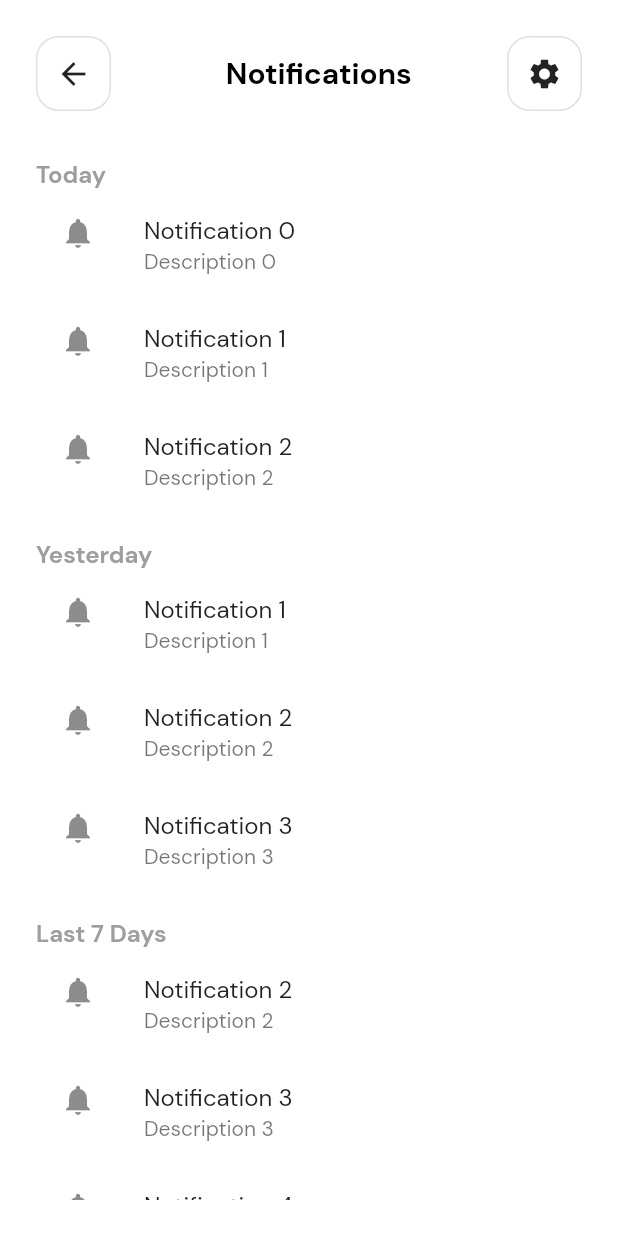
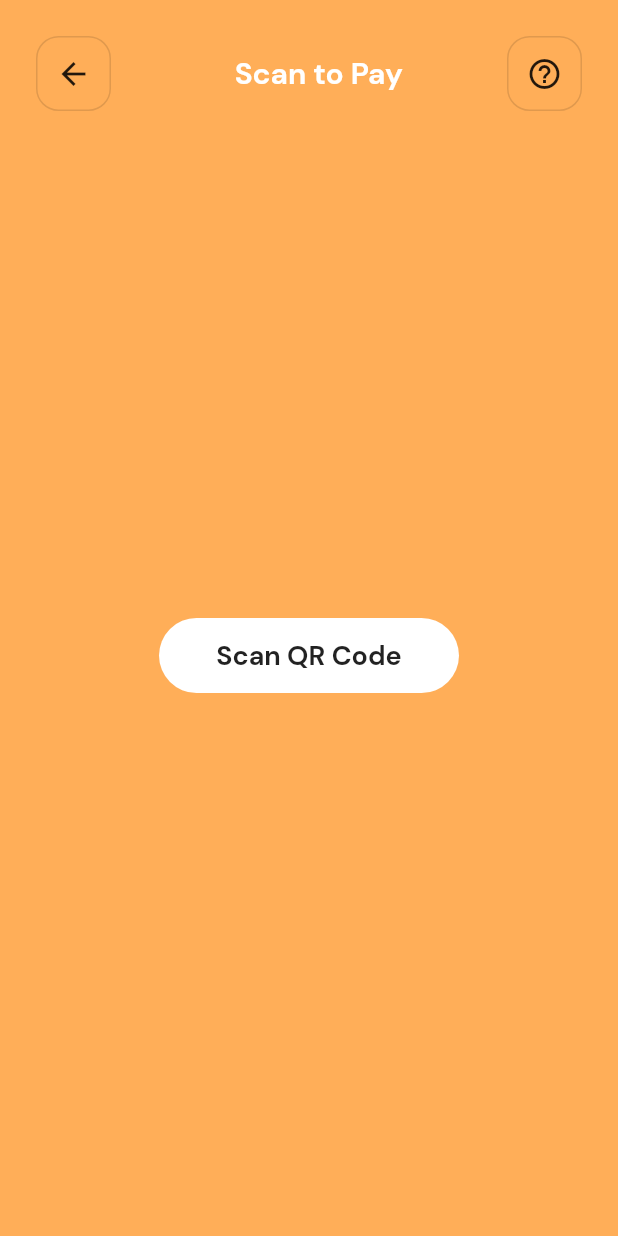
Before and after one commit to Turzapodder/u-wallet, a Flutter app: the Welldone screen opened directly, after a tap on "Continue", on a phone screen of 412 x 824 dp. Run offline on Flutter 3.47's test engine with Material 2 defaults, Android fonts, the phone set to English and light mode, and no system bars; our stand-ins replace contacts_service, image_cropper, image_picker, permission_handler, shared_preferences; missing offline and left inert: qr_code_scanner; accounts and stored records are empty.

Commit message:
added a payment page QR code option. not finished yet

```diff
--- /dev/null
+++ b/lib/HomePage/PaymentPage.dart
@@ -0,0 +1,186 @@
+import 'package:flutter/material.dart';
+import 'package:qr_code_scanner/qr_code_scanner.dart';
+
+
+import 'SettingsPage.dart';
+
+class PaymentPage extends StatelessWidget {
+  const PaymentPage({Key? key}) : super(key: key);
+
+  @override
+  Widget build(BuildContext context) {
+    return Scaffold(
+      resizeToAvoidBottomInset: false,
+      backgroundColor: Color(0xFFFFAE58), // Set the background color here
+      body: SafeArea(
+        child: Padding(
+          padding: EdgeInsets.symmetric(vertical: 24, horizontal: 24),
+          child: Column(
+            children: [
+              Row(
+                children: [
+                  Align(
+                    alignment: Alignment.topLeft,
+                    child: GestureDetector(
+                      onTap: () => Navigator.pop(context),
+                      child: Container(
+                        width: 50,
+                        height: 50,
+                        decoration: BoxDecoration(
+                          border: Border.all(
+                            color: Colors.black12,
+                            width: 1.0,
+                            style: BorderStyle.solid,
+                          ),
+                          borderRadius: BorderRadius.circular(15),
+                        ),
+                        child: Icon(
+                          Icons.arrow_back,
+                          size: 24,
+                          color: Colors.black87,
+                        ),
+                      ),
+                    ),
+                  ),
+                  SizedBox(width: 13),
+                  Expanded(
+                    child: Text(
+                      "Scan to Pay",
+                      textAlign: TextAlign.center,
+                      style: TextStyle(
+                        fontSize: 20,
+                        fontWeight: FontWeight.bold,
+                        color: Colors.white, // Change the color to white
+                      ),
+                    ),
+                  ),
+                  GestureDetector(
+                    onTap: () {
+                      Navigator.push(
+                        context,
+                        MaterialPageRoute(
+                          builder: (context) => SettingsPage(),
+                        ),
+                      );
+                    },
+                    child: Container(
+                      width: 50,
+                      height: 50,
+                      decoration: BoxDecoration(
+                        border: Border.all(
+                          color: Colors.black12,
+                          width: 1.0,
+                          style: BorderStyle.solid,
+                        ),
+                        borderRadius: BorderRadius.circular(15),
+                      ),
+                      child: Icon(
+                        Icons.help_outline, // Replace with Icons.help_outline
+                        size: 24,
+                        color: Colors.black87,
+                      ),
+                    ),
+                  ),
+                ],
+              ),
+              Expanded(
+                child: Center(
+                  child: GestureDetector(
+                    onTap: () {
+                      // Navigate to the QR code scan screen
+                      Navigator.push(
+                        context,
+                        MaterialPageRoute(
+                          builder: (context) => QRCodeScanPage(),
+                        ),
+                      );
+                    },
+                    child: Container(
+                      width: 200,
+                      height: 50,
+                      decoration: BoxDecoration(
+                        color: Colors.white,
+                        borderRadius: BorderRadius.circular(25),
+                      ),
+                      child: Center(
+                        child: Text(
+                          'Scan QR Code',
+                          style: TextStyle(
+                            fontSize: 18,
+                            fontWeight: FontWeight.bold,
+                            color: Colors.black87,
+                          ),
+                        ),
+                      ),
+                    ),
+                  ),
+                ),
+              ),
+            ],
+          ),
+        ),
+      ),
+    );
+  }
+}
+
+class QRCodeScanPage extends StatefulWidget {
+  @override
+  _QRCodeScanPageState createState() => _QRCodeScanPageState();
+}
+
+class _QRCodeScanPageState extends State<QRCodeScanPage> {
+  Barcode? result;
+  QRViewController? controller;
+
+  final GlobalKey qrKey = GlobalKey(debugLabel: 'QR');
+
+  @override
+  void dispose() {
+    controller?.dispose();
+    super.dispose();
+  }
+
+  @override
+  Widget build(BuildContext context) {
+    return Scaffold(
+      appBar: AppBar(
+        title: Text('QR Code Scanner'),
+      ),
+      body: Column(
+        children: [
+          Expanded(
+            flex: 5,
+            child: QRView(
+              key: qrKey,
+              onQRViewCreated: _onQRViewCreated,
+            ),
+          ),
+          Expanded(
+            flex: 1,
+            child: Center(
+              child: (result != null)
+                  ? Text(
+                'Result: ${result!.code}',
+                style: TextStyle(fontSize: 20),
+              )
+                  : Text(
+                'Scan a QR code',
+                style: TextStyle(fontSize: 20),
+              ),
+            ),
+          ),
+        ],
+      ),
+    );
+  }
+
+  void _onQRViewCreated(QRViewController controller) {
+    this.controller = controller;
+    controller.scannedDataStream.listen((scanData) {
+      setState(() {
+        result = scanData;
+      });
+    });
+  }
+}
--- a/lib/welldone.dart
+++ b/lib/welldone.dart
@@ -3,6 +3,8 @@ import 'package:uwallet/HomePage/home_dashbord.dart';
 import 'package:uwallet/HomePage/notification_page.dart';
 import 'package:uwallet/signup_phone.dart';
 import 'package:uwallet/usertype.dart';
+
+import 'HomePage/PaymentPage.dart';
 
 class Welldone extends StatelessWidget {
   @override
@@ -58,7 +60,7 @@ class Welldone extends StatelessWidget {
                           Navigator.pushReplacement(
                               context,
                               MaterialPageRoute(
-                                  builder: (context) => Notifications()));
+                                  builder: (context) => PaymentPage()));
                         },
                         child: SizedBox(
                           width: 250,
@@ -79,7 +81,7 @@ class Welldone extends StatelessWidget {
 
                                       Navigator.push(
                                         context,
-                                        MaterialPageRoute(builder: (context) => Notifications ()),
+                                        MaterialPageRoute(builder: (context) => PaymentPage ()),
                                       );
                                     },
                                     child: Text(
--- a/pubspec.yaml
+++ b/pubspec.yaml
@@ -44,6 +44,7 @@ dependencies:
   fluttertoast: ^8.0.8
   image_cropper: ^2.0.3
   path_provider: ^2.0.15
+  qr_code_scanner: ^1.0.1
 
 
 dev_dependencies:
```
Also changed, not shown: pubspec.lock.
